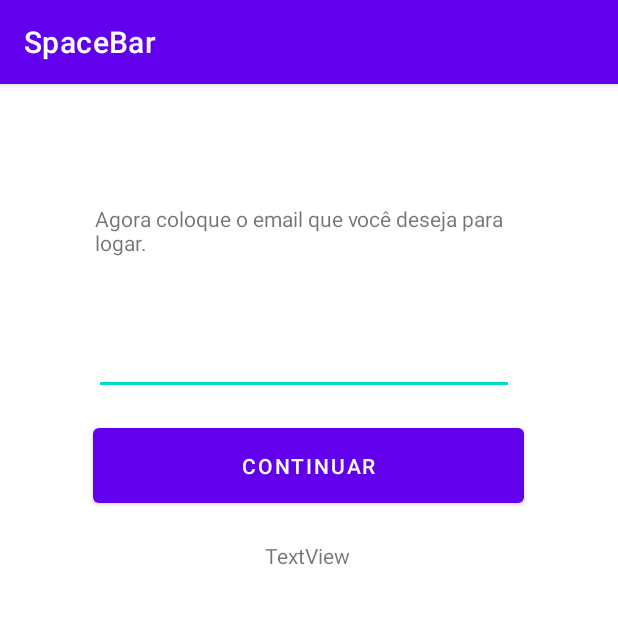
After one commit to suriiipingu/prjSpaceBarMobileTCC, an Android app: the InscreverEmail screen opened directly, with no data from a screen before it, on a phone screen of 412 x 824 dp, the top half of it. The commit adds this screen. Run offline under Robolectric (Android 15) with nearby library versions, the phone set to English and light mode, and no system bars.

Commit message:
pagina inscrever pronto para modificar cada código;

```diff
--- /dev/null
+++ b/app/src/main/java/com/example/spacebar/InscreverEmail.java
@@ -0,0 +1,36 @@
+package com.example.spacebar;
+
+import androidx.appcompat.app.AppCompatActivity;
+
+import android.content.Intent;
+import android.os.Bundle;
+import android.view.View;
+import android.widget.EditText;
+
+public class InscreverEmail extends AppCompatActivity {
+
+    EditText txtEmail;
+    String nome, login;
+
+    @Override
+    protected void onCreate(Bundle savedInstanceState) {
+        super.onCreate(savedInstanceState);
+        setContentView(R.layout.activity_inscrever_email);
+
+        txtEmail = findViewById(R.id.txtEmailinscrever);
+
+        Intent intent = getIntent();
+        nome = intent.getStringExtra("nome");
+        login = intent.getStringExtra("login");
+    }
+
+    public void irParaProximaPagina(View view) {
+        String email = txtEmail.getText().toString();
+
+        Intent intent = new Intent(this, InscreverCelular.class);
+        intent.putExtra("nome", nome);
+        intent.putExtra("login", login);
+        intent.putExtra("email", email);
+        startActivity(intent);
+    }
+}
--- /dev/null
+++ b/app/src/main/res/layout/activity_inscrever_email.xml
@@ -0,0 +1,57 @@
+<?xml version="1.0" encoding="utf-8"?>
+<androidx.constraintlayout.widget.ConstraintLayout xmlns:android="http://schemas.android.com/apk/res/android"
+    xmlns:app="http://schemas.android.com/apk/res-auto"
+    xmlns:tools="http://schemas.android.com/tools"
+    android:layout_width="match_parent"
+    android:layout_height="match_parent"
+    tools:context=".InscreverEmail">
+
+    <TextView
+        android:id="@+id/textView4"
+        android:layout_width="285dp"
+        android:layout_height="48dp"
+        android:text="Agora coloque o email que você deseja para logar."
+        app:layout_constraintBottom_toBottomOf="parent"
+        app:layout_constraintEnd_toEndOf="parent"
+        app:layout_constraintStart_toStartOf="parent"
+        app:layout_constraintTop_toTopOf="parent"
+        app:layout_constraintVertical_bias="0.111" />
+
+    <EditText
+        android:id="@+id/txtEmailinscrever"
+        android:layout_width="280dp"
+        android:layout_height="58dp"
+        android:ems="10"
+        android:inputType="textPersonName"
+        app:layout_constraintBottom_toBottomOf="parent"
+        app:layout_constraintEnd_toEndOf="parent"
+        app:layout_constraintHorizontal_bias="0.473"
+        app:layout_constraintStart_toStartOf="parent"
+        app:layout_constraintTop_toTopOf="parent"
+        app:layout_constraintVertical_bias="0.21" />
+
+    <Button
+        android:id="@+id/button4"
+        android:layout_width="287dp"
+        android:layout_height="62dp"
+        android:onClick="irParaProximaPagina"
+        android:text="Continuar"
+        app:layout_constraintBottom_toBottomOf="parent"
+        app:layout_constraintEnd_toEndOf="parent"
+        app:layout_constraintHorizontal_bias="0.498"
+        app:layout_constraintStart_toStartOf="parent"
+        app:layout_constraintTop_toTopOf="parent"
+        app:layout_constraintVertical_bias="0.316" />
+
+    <TextView
+        android:id="@+id/textView5"
+        android:layout_width="wrap_content"
+        android:layout_height="wrap_content"
+        android:text="TextView"
+        app:layout_constraintBottom_toBottomOf="parent"
+        app:layout_constraintEnd_toEndOf="parent"
+        app:layout_constraintHorizontal_bias="0.498"
+        app:layout_constraintStart_toStartOf="parent"
+        app:layout_constraintTop_toTopOf="parent"
+        app:layout_constraintVertical_bias="0.407" />
+</androidx.constraintlayout.widget.ConstraintLayout>
--- a/app/src/main/res/values/styles.xml
+++ b/app/src/main/res/values/styles.xml
@@ -31,4 +31,5 @@
         <item name="android:padding">20dp</item>
         <item name="android:background">@drawable/button</item>
     </style>
+
 </resources>
```
Also changed, not shown: app/src/main/AndroidManifest.xml (+18 -0 lines), app/src/main/java/com/example/spacebar/Acessa.java (+30 -0 lines), app/src/main/java/com/example/spacebar/Inscrever.java (added, +29 -0 lines), app/src/main/java/com/example/spacebar/InscreverCelular.java (added, +38 -0 lines), app/src/main/java/com/example/spacebar/InscreverLogin.java (added, +34 -0 lines), app/src/main/java/com/example/spacebar/InscreverPais.java (added, +40 -0 lines), app/src/main/java/com/example/spacebar/InscreverSenha.java (added, +45 -0 lines), app/src/main/java/com/example/spacebar/MainActivity.java (+11 -0 lines), app/src/main/res/layout/activity_home.xml (+9 -3 lines), app/src/main/res/layout/activity_inscrever.xml (added, +57 -0 lines), app/src/main/res/layout/activity_inscrever_celular.xml (added, +57 -0 lines), app/src/main/res/layout/activity_inscrever_login.xml (added, +57 -0 lines), app/src/main/res/layout/activity_inscrever_pais.xml (added, +55 -0 lines), app/src/main/res/layout/activity_inscrever_senha.xml (added, +56 -0 lines), 1 more files.
